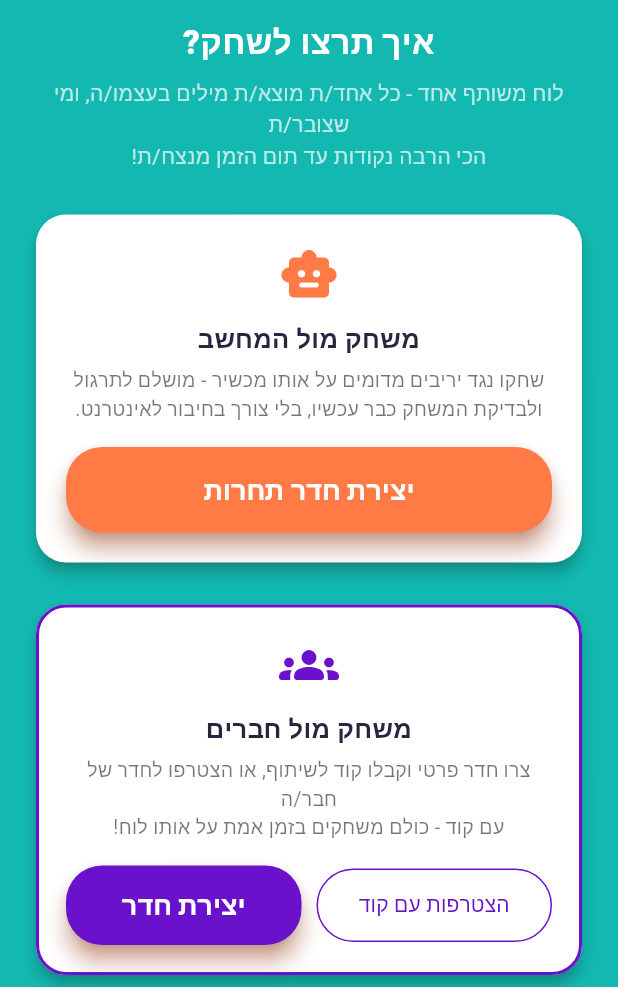
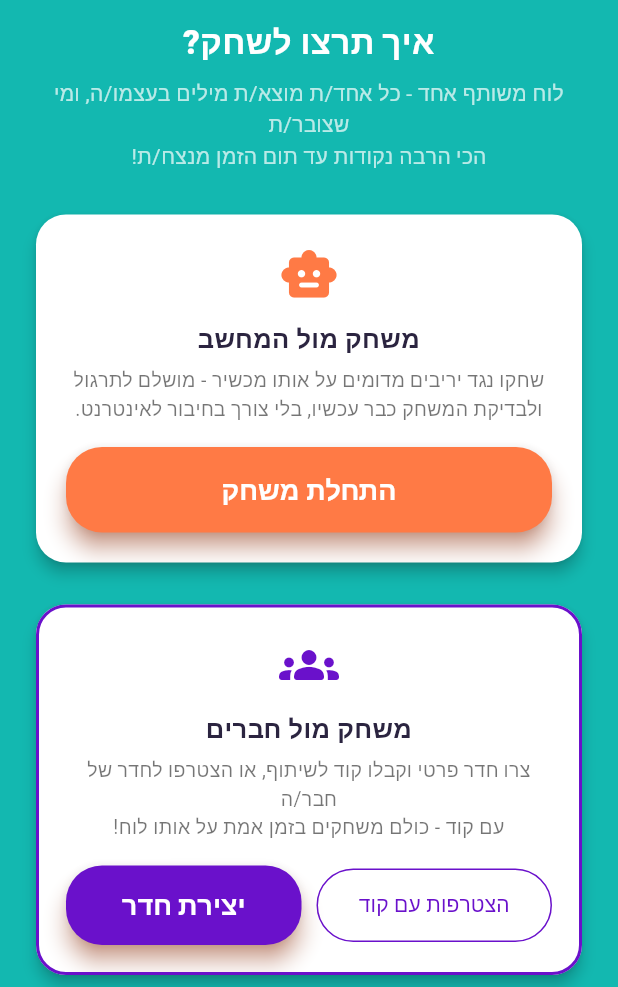
Before and after one commit to roni5604/WordboxGame, a Flutter app: the MultiplayerHomeScreen screen opened by its route, on a phone screen of 412 x 824 dp, the part 249-1236 px from its top. Run offline on Flutter 3.47's test engine with Material 3 defaults, Android fonts, the phone set to English and light mode, and no system bars; drawn by our look-alikes of flutter_animate; our stand-ins replace audioplayers, cloud_firestore, confetti, equatable, firebase_auth, firebase_core and 6 more; missing offline and left inert: flutter_facebook_auth; accounts and stored records are empty; network calls fail; Roboto replaces fonts that are missing (Heebo).

Commit message:
עדכון טקסטים: הודעת מילה ראשונה וכפתור התחלת משחק
Co-authored-by: Cursor <cursoragent@cursor.com>

```diff
--- a/lib/features/game/widgets/found_words_panel.dart
+++ b/lib/features/game/widgets/found_words_panel.dart
@@ -14,7 +14,7 @@ class FoundWordsPanel extends StatelessWidget {
       return const SizedBox(
         height: 36,
         child: Center(
-          child: Text('גררו אצבע בין אותיות סמוכות כדי להרכיב מילה ראשונה!',
+          child: Text('המילה הראשונה מחכה לכם - גררו אותיות סמוכות!',
               style: TextStyle(color: Colors.white70, fontSize: 13)),
         ),
       );
--- a/lib/features/multiplayer/multiplayer_home_screen.dart
+++ b/lib/features/multiplayer/multiplayer_home_screen.dart
@@ -48,7 +48,7 @@ class MultiplayerHomeScreen extends StatelessWidget {
               subtitle:
                   'שחקו נגד יריבים מדומים על אותו מכשיר - מושלם לתרגול\n'
                   'ולבדיקת המשחק כבר עכשיו, בלי צורך בחיבור לאינטרנט.',
-              buttonLabel: 'יצירת חדר תחרות',
+              buttonLabel: 'התחלת משחק',
               onTap: () => context.push('/multiplayer/setup'),
             ).animate().fadeIn().slideY(begin: 0.1, end: 0),
             const SizedBox(height: 20),
```
